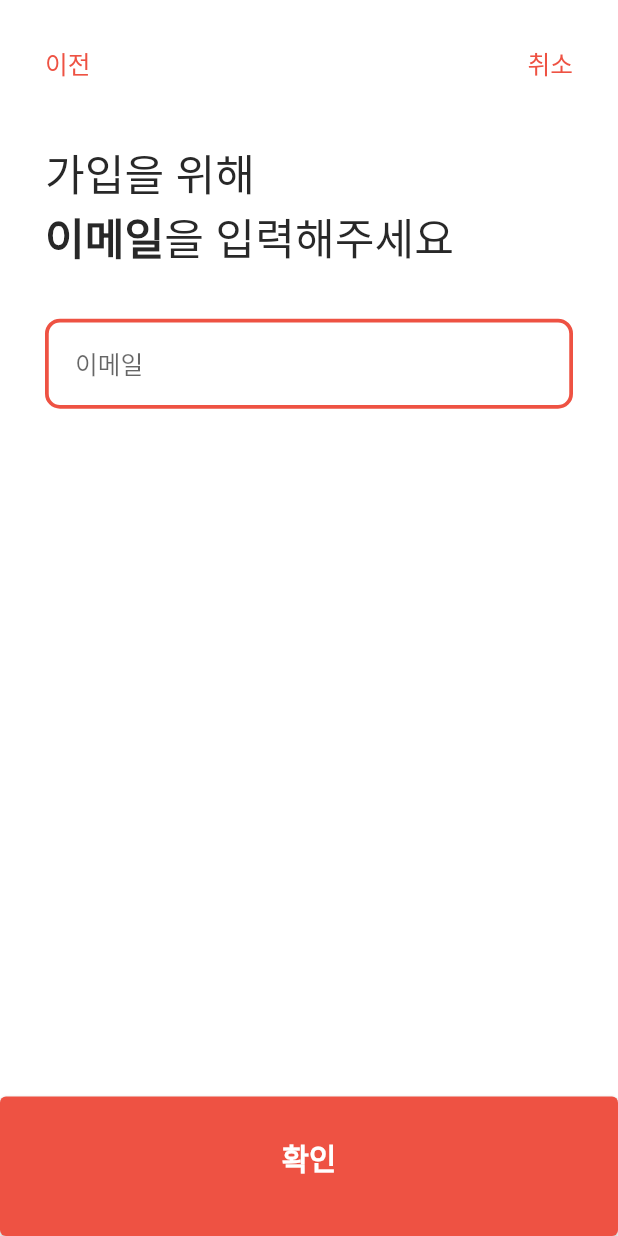
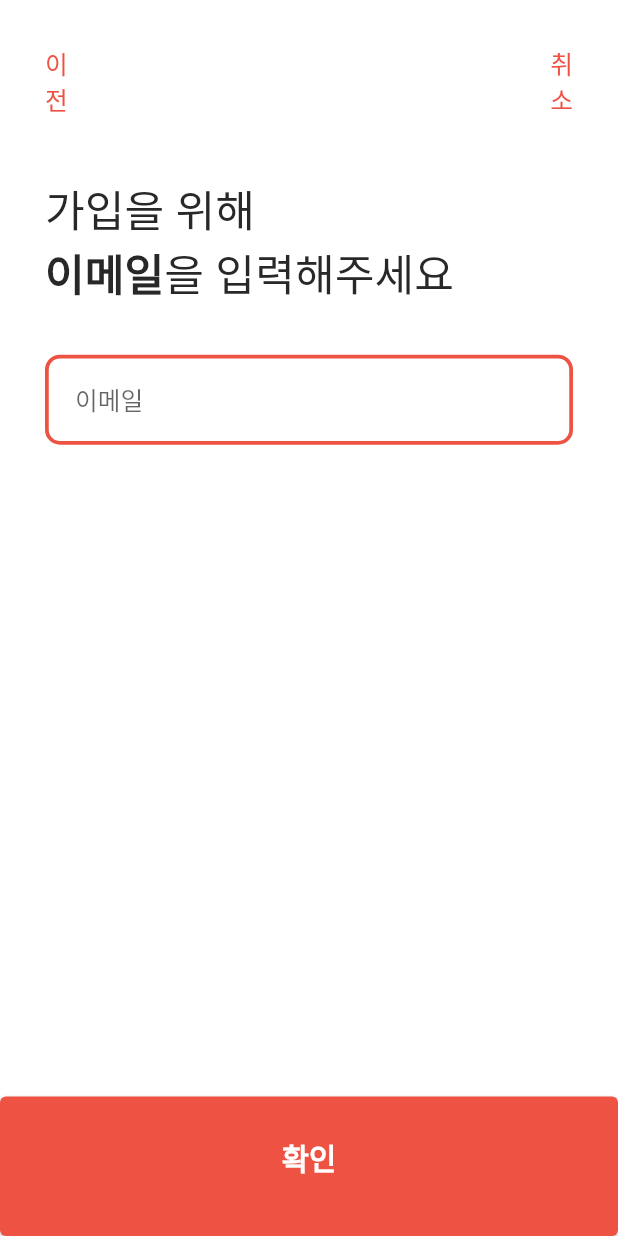
Before and after one commit to Gyeonggisien/Flutter-App, a Flutter app: the screen it shows after launch, on a phone screen of 412 x 824 dp. Run offline on Flutter 3.47's test engine with Material 2 defaults, Android fonts, the phone set to English and light mode, and no system bars; our stand-ins replace auto_size_text, persistent_bottom_nav_bar, tab_indicator_styler.

Commit message:
SignUpScreen: 일부 navigator button 기능 추가
- '취소' button
- '이전' button
- 로그인2 스크린에서 신규 가입하기 버튼 누르면 SignUpScreen으로 이동하도록
- 다른 페이지(Login 등 SignUpScreen에 속하지 않은 페이지들)에서도 currentIndex에 접근할 수 있도록 SignUpScreens 안의 currentIndex, Screens List 모두 정적 변수로 선언.

```diff
--- a/lib/screens/login2/LoginScreen2.dart
+++ b/lib/screens/login2/LoginScreen2.dart
@@ -1,14 +1,20 @@
 import 'package:antilla/screens/login2/components/EmailPasswordContainer.dart';
 import 'package:antilla/screens/login2/components/FindIdPasswordButton.dart';
 import 'package:antilla/screens/login2/components/PrevContainer.dart';
+import 'package:antilla/screens/sign_up/SignUpScreen.dart';
 import 'package:flutter/material.dart';
 
 import '../../constants.dart';
 import 'components/AntillaContainer.dart';
-import 'components/JoinStartButton.dart';
+import 'components/JoinButton.dart';
+import 'components/StartButton.dart';
 
-class LoginScreen2 extends StatelessWidget {
-  // This widget is the root of your application.
+class LoginScreen2 extends StatefulWidget {
+  @override
+  _LoginScreen2State createState() => _LoginScreen2State();
+}
+
+class _LoginScreen2State extends State<LoginScreen2> {
   @override
   Widget build(BuildContext context) {
     return MaterialApp(
@@ -33,7 +39,29 @@ class LoginScreen2 extends StatelessWidget {
                 SizedBox(height: 20),
                 FindIdPasswordButton(),
                 SizedBox(height: 80),
-                JoinStartButton()
+                Column(
+                  children: [
+                    JoinButton(
+                      onPressed: () {
+                        setState(() {
+                          SignUpScreen.currentIndex = 0;
+                          Navigator.push(
+                            context,
+                            MaterialPageRoute(
+                              builder: (context) => SignUpScreen(),
+                            ),
+                          );
+                        });
+                      },
+                    ),
+                    SizedBox(
+                      height: 20,
+                    ),
+                    StartButton(
+                      onPressed: () {},
+                    ),
+                  ],
+                ),
               ],
             ),
           ),
--- a/lib/screens/sign_up/SignUpScreen.dart
+++ b/lib/screens/sign_up/SignUpScreen.dart
@@ -1,28 +1,32 @@
 import 'package:antilla/constants.dart';
+import 'package:antilla/screens/login/LoginScreen.dart';
+import 'package:antilla/screens/login2/LoginScreen2.dart';
 import 'package:antilla/screens/sign_up/components/ConfirmButton.dart';
 import 'package:antilla/screens/sign_up/components/SignUpContent1.dart';
 import 'package:antilla/screens/sign_up/components/SignUpContent2.dart';
 import 'package:antilla/screens/sign_up/components/SignUpContent3.dart';
 import 'package:antilla/screens/sign_up/components/SignUpContent4.dart';
-import 'package:antilla/screens/sign_up/components/TopButton.dart';
 import 'package:antilla/size_config.dart';
 import 'package:flutter/material.dart';
+
+import 'components/CancelButton.dart';
+import 'components/PrevButton.dart';
 
 class SignUpScreen extends StatefulWidget {
   @override
   _SignUpScreenState createState() => _SignUpScreenState();
-}
 
-class _SignUpScreenState extends State<SignUpScreen> {
-  final List<Widget> screens = [
+  static final List<Widget> screens = [
     SignUpContent1(),
     SignUpContent2(),
     SignUpContent3(),
     SignUpContent4(),
   ];
 
-  int currentIndex = 0;
+  static int currentIndex = 0;
+}
 
+class _SignUpScreenState extends State<SignUpScreen> {
   @override
   Widget build(BuildContext context) {
     SizeConfig.init(context);
@@ -38,18 +42,48 @@ class _SignUpScreenState extends State<SignUpScreen> {
               children: [
                 Padding(
                   padding: EdgeInsets.only(bottom: kDefaultPadding * 2.0),
-                  child: TopButton(),
+                  child: Row(
+                    children: [
+                      PrevButton(onPressed: () {
+                        setState(() {
+                          print('PREV BUTTON IS PRESSED.');
+                          if (SignUpScreen.currentIndex > 0) {
+                            SignUpScreen.currentIndex--;
+                          } else {
+                            Navigator.push(
+                                context,
+                                MaterialPageRoute(
+                                    builder: (context) => LoginScreen()));
+                          }
+                        });
+                      }),
+                      Spacer(),
+                      CancelButton(onPressed: () {
+                        setState(() {
+                          print('CANCEL BUTTON IS PRESSED.');
+                          Navigator.push(
+                            context,
+                            MaterialPageRoute(
+                                builder: (context) => LoginScreen()),
+                          );
+                        });
+                      }),
+                    ],
+                  ),
                 ),
-                screens[currentIndex],
+                SignUpScreen.screens[SignUpScreen.currentIndex],
               ],
             ),
           ),
           Spacer(),
+          // original code
           ConfirmButton(
             onPressed: () {
               setState(() {
-                if(currentIndex >= 0 && currentIndex < 3) {
-                  currentIndex++;
+                if (SignUpScreen.currentIndex >= 0 &&
+                    SignUpScreen.currentIndex < 3) {
+                  SignUpScreen.currentIndex++;
+                  int currentIndex = SignUpScreen.currentIndex;
                 }
               });
             },
--- /dev/null
+++ b/lib/screens/sign_up/components/CancelButton.dart
@@ -0,0 +1,32 @@
+import 'package:flutter/material.dart';
+import '../../../constants.dart';
+
+class CancelButton extends StatelessWidget {
+  CancelButton({required this.onPressed});
+  final Function onPressed;
+
+  @override
+  Widget build(BuildContext context) {
+    return Container(
+      width: kDefaultPadding * 1.5,
+      child: TextButton(
+        child: Text(
+          '취소',
+          style: Theme.of(context)
+              .textTheme
+              .headline3!
+              .copyWith(color: kMainColor),
+          textAlign: TextAlign.right,
+        ),
+        onPressed: () {
+          onPressed();
+        },
+        style: ButtonStyle(
+          padding: MaterialStateProperty.all<EdgeInsets>(
+            EdgeInsets.symmetric(horizontal: 0),
+          ),
+        ),
+      ),
+    );
+  }
+}
--- a/lib/screens/sign_up/components/ConfirmButton.dart
+++ b/lib/screens/sign_up/components/ConfirmButton.dart
@@ -1,5 +1,4 @@
 import 'package:antilla/constants.dart';
-import 'package:antilla/screens/sign_up/components/SignUpContent4.dart';
 import 'package:flutter/material.dart';
 
 class ConfirmButton extends StatelessWidget {
@@ -22,9 +21,7 @@ class ConfirmButton extends StatelessWidget {
       style: ElevatedButton.styleFrom(
         primary: kMainColor,
         padding: EdgeInsets.only(
-          top: kDefaultPadding * 1.3,
-          bottom: kDefaultPadding * 1.9
-        ),
+            top: kDefaultPadding * 1.3, bottom: kDefaultPadding * 1.9),
       ),
     );
   }
--- /dev/null
+++ b/lib/screens/sign_up/components/PrevButton.dart
@@ -0,0 +1,33 @@
+import 'package:flutter/material.dart';
+import '../../../constants.dart';
+
+class PrevButton extends StatelessWidget {
+  PrevButton({required this.onPressed});
+  final Function onPressed;
+
+  @override
+  Widget build(BuildContext context) {
+    return Container(
+      width: kDefaultPadding * 1.5,
+      child: TextButton(
+        child: Text(
+          '이전',
+          style: Theme.of(context)
+              .textTheme
+              .headline3!
+              .copyWith(color: kMainColor),
+          textAlign: TextAlign.left,
+        ),
+        onPressed: () {
+          onPressed();
+        },
+        style: ButtonStyle(
+          padding: MaterialStateProperty.all<EdgeInsets>(
+            EdgeInsets.symmetric(horizontal: 0),
+          ),
+          tapTargetSize: MaterialTapTargetSize.shrinkWrap,
+        ),
+      ),
+    );
+  }
+}
--- a/lib/screens/sign_up/components/SignUpContent3.dart
+++ b/lib/screens/sign_up/components/SignUpContent3.dart
@@ -1,4 +1,3 @@
-
 import 'package:antilla/constants.dart';
 import 'package:antilla/screens/sign_up/components/Clause.dart';
 import 'package:antilla/screens/sign_up/components/ConfirmButton.dart';
@@ -7,7 +6,6 @@ import 'package:antilla/size_config.dart';
 import 'package:flutter/material.dart';
 
 class SignUpContent3 extends StatelessWidget {
-
   @override
   Widget build(BuildContext context) {
     SizeConfig.init(context);
@@ -23,7 +21,7 @@ class SignUpContent3 extends StatelessWidget {
             children: <TextSpan>[
               TextSpan(
                   text: '본인확인', style: TextStyle(fontWeight: FontWeight.bold)),
-              TextSpan(text: '를 해주세요'),
+              TextSpan(text: '을 해주세요'),
             ],
           ),
         ),
--- a/lib/screens/sign_up/components/TopButton.dart
+++ /dev/null
@@ -1,28 +0,0 @@
-import 'package:antilla/constants.dart';
-import 'package:flutter/material.dart';
-
-class TopButton extends StatelessWidget {
-
-  @override
-  Widget build(BuildContext context) {
-    return Row(
-      children: [
-        Text(
-          '이전',
-          style: Theme.of(context)
-              .textTheme
-              .headline3!
-              .copyWith(color: kMainColor),
-        ),
-        Spacer(),
-        Text(
-          '취소',
-          style: Theme.of(context)
-              .textTheme
-              .headline3!
-              .copyWith(color: kMainColor),
-        ),
-      ],
-    );
-  }
-}
```
Also changed, not shown: lib/screens/login/LoginScreen.dart (+23 -6 lines), lib/screens/login2/components/JoinButton.dart (added, +38 -0 lines), lib/screens/login2/components/JoinStartButton.dart (deleted, +0 -85 lines), lib/screens/login2/components/StartButton.dart (added, +38 -0 lines).
